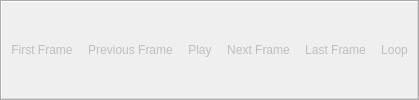
First picture: the form in Qt/ApplicationComponents/Resources/UI/pqVCRToolbar.ui, repository Kitware/ParaView, before the edit.
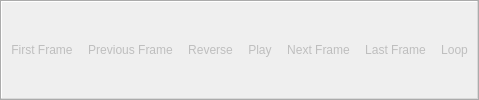
Second picture: the form after the edit. Icons and pictures are not drawn.

Commit message:
Add reverse button in VCR toolbar
- closes paraview/paraview#21046

```diff
--- a/Qt/ApplicationComponents/Resources/UI/pqVCRToolbar.ui
+++ b/Qt/ApplicationComponents/Resources/UI/pqVCRToolbar.ui
@@ -25,6 +25,17 @@
     <string>&amp;Play</string>
    </property>
   </action>
+  <action name="actionVCRReverse" >
+   <property name="enabled" >
+    <bool>false</bool>
+   </property>
+   <property name="icon" >
+    <iconset resource="../../../Components/Resources/pqComponents.qrc" >:/pqWidgets/Icons/pqVcrReverse.svg</iconset>
+   </property>
+   <property name="text" >
+    <string>&amp;Reverse</string>
+   </property>
+  </action>
 
   <action name="actionVCRPreviousFrame" >
    <property name="enabled" >
@@ -100,6 +111,7 @@
 
   <addaction name="actionVCRFirstFrame" />
   <addaction name="actionVCRPreviousFrame" />
+  <addaction name="actionVCRReverse" />
   <addaction name="actionVCRPlay" />
   <addaction name="actionVCRNextFrame" />
   <addaction name="actionVCRLastFrame" />
```
The commit also changes 27 other files.
